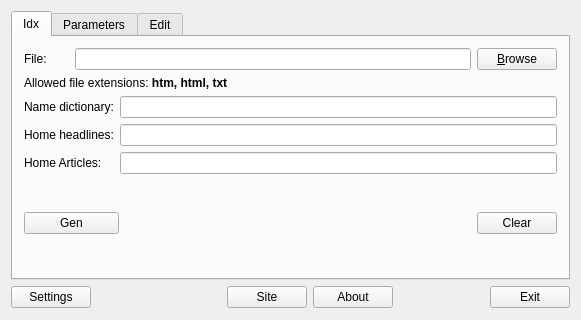
Old version of the form src/mainwindget/mainwidget.ui in the repository WarmongeR1/QDict4BQ6.
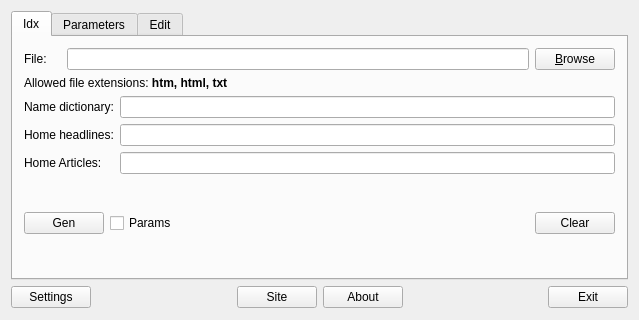
New version of the form.

Commit message: Add write params info to file

```diff
--- a/src/mainwindget/mainwidget.ui
+++ b/src/mainwindget/mainwidget.ui
@@ -31,10 +31,10 @@
          </property>
         </widget>
        </item>
-       <item row="0" column="1" colspan="2">
+       <item row="0" column="1" colspan="3">
         <widget class="QLineEdit" name="LEFile"/>
        </item>
-       <item row="0" column="3">
+       <item row="0" column="4">
         <widget class="QPushButton" name="pBBrowseFile">
          <property name="text">
           <string>&amp;Browse</string>
@@ -44,7 +44,7 @@
          </property>
         </widget>
        </item>
-       <item row="1" column="0" colspan="3">
+       <item row="1" column="0" colspan="4">
         <widget class="QLabel" name="label_2">
          <property name="text">
           <string>&lt;!DOCTYPE HTML PUBLIC &quot;-//W3C//DTD HTML 4.0//EN&quot; &quot;http://www.w3.org/TR/REC-html40/strict.dtd&quot;&gt;
@@ -55,7 +55,7 @@
          </property>
         </widget>
        </item>
-       <item row="2" column="0" colspan="4">
+       <item row="2" column="0" colspan="5">
         <layout class="QFormLayout" name="formLayout">
          <item row="0" column="0">
           <widget class="QLabel" name="label_7">
@@ -99,7 +99,7 @@
          </property>
         </widget>
        </item>
-       <item row="3" column="2">
+       <item row="3" column="3">
         <spacer name="verticalSpacer">
          <property name="orientation">
           <enum>Qt::Vertical</enum>
@@ -112,7 +112,7 @@
          </property>
         </spacer>
        </item>
-       <item row="3" column="3">
+       <item row="3" column="4">
         <widget class="QPushButton" name="pBClear">
          <property name="text">
           <string>Clear</string>
@@ -122,6 +122,13 @@
          </property>
         </widget>
        </item>
+       <item row="3" column="2">
+        <widget class="QCheckBox" name="checkBParams">
+         <property name="text">
+          <string>Params</string>
+         </property>
+        </widget>
+       </item>
       </layout>
      </widget>
      <widget class="QWidget" name="tab_3">
```
The commit also changes 18 other files.
